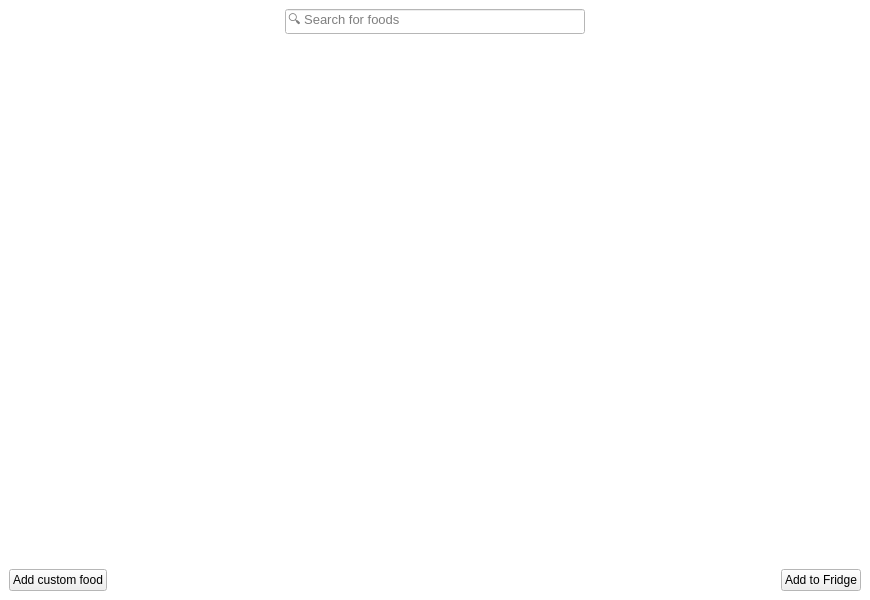
First picture: the form in ui_searchwindow.ui, repository josh-minch/spartan, before the edit.
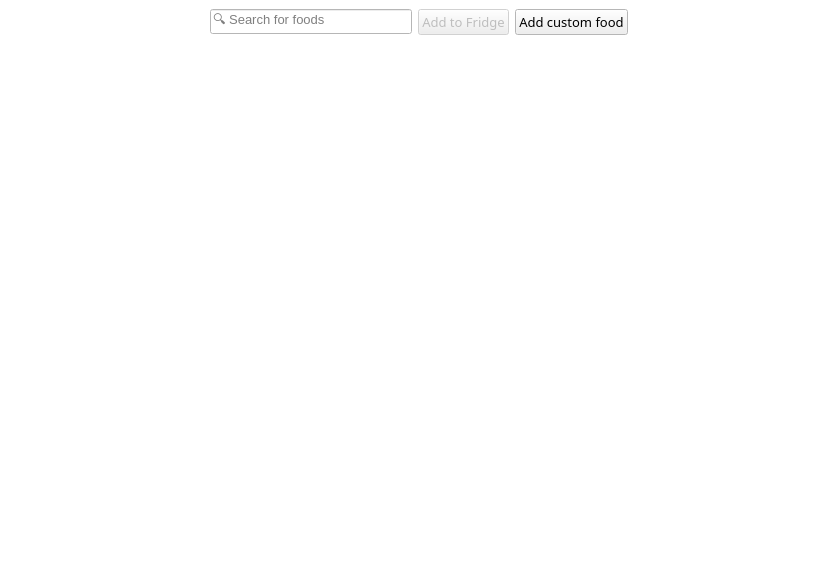
Second picture: the form after the edit. Icons and pictures are not drawn.

Commit message: Fix keyboard support, button toggling

What changed in the file:
```diff
--- a/ui_searchwindow.ui
+++ b/ui_searchwindow.ui
@@ -6,14 +6,14 @@
    <rect>
     <x>0</x>
     <y>0</y>
-    <width>870</width>
-    <height>600</height>
+    <width>838</width>
+    <height>588</height>
    </rect>
   </property>
   <property name="minimumSize">
    <size>
-    <width>870</width>
-    <height>0</height>
+    <width>640</width>
+    <height>480</height>
    </size>
   </property>
   <property name="palette">
@@ -92,10 +92,20 @@
     <item row="0" column="0">
      <layout class="QVBoxLayout" name="search_layout">
       <item>
-       <layout class="QHBoxLayout" name="horizontalLayout_4">
-        <property name="spacing">
-         <number>0</number>
-        </property>
+       <layout class="QHBoxLayout" name="horizontalLayout">
+        <item>
+         <spacer name="horizontalSpacer_4">
+          <property name="orientation">
+           <enum>Qt::Horizontal</enum>
+          </property>
+          <property name="sizeHint" stdset="0">
+           <size>
+            <width>40</width>
+            <height>20</height>
+           </size>
+          </property>
+         </spacer>
+        </item>
         <item>
          <widget class="QLineEdit" name="search_box">
           <property name="sizePolicy">
@@ -133,6 +143,59 @@
           </property>
          </widget>
         </item>
+        <item>
+         <widget class="QPushButton" name="add_to_fridge_btn">
+          <property name="enabled">
+           <bool>false</bool>
+          </property>
+          <property name="font">
+           <font>
+            <family>Segoe UI Semilight</family>
+            <pointsize>10</pointsize>
+           </font>
+          </property>
+          <property name="text">
+           <string>Add to Fridge</string>
+          </property>
+          <property name="icon">
+           <iconset>
+            <normaloff>images/fridge.png</normaloff>images/fridge.png</iconset>
+          </property>
+         </widget>
+        </item>
+        <item>
+         <widget class="QPushButton" name="add_custom_food_btn">
+          <property name="enabled">
+           <bool>true</bool>
+          </property>
+          <property name="font">
+           <font>
+            <family>Segoe UI Semilight</family>
+            <pointsize>10</pointsize>
+           </font>
+          </property>
+          <property name="text">
+           <string>Add custom food</string>
+          </property>
+          <property name="icon">
+           <iconset>
+            <normaloff>images/food.png</normaloff>images/food.png</iconset>
+          </property>
+         </widget>
+        </item>
+        <item>
+         <spacer name="horizontalSpacer_2">
+          <property name="orientation">
+           <enum>Qt::Horizontal</enum>
+          </property>
+          <property name="sizeHint" stdset="0">
+           <size>
+            <width>40</width>
+            <height>20</height>
+           </size>
+          </property>
+         </spacer>
+        </item>
        </layout>
       </item>
       <item>
@@ -236,55 +299,6 @@
         </attribute>
        </widget>
       </item>
-      <item>
-       <layout class="QHBoxLayout" name="horizontalLayout_2">
-        <item>
-         <widget class="QPushButton" name="add_custom_food_btn">
-          <property name="enabled">
-           <bool>true</bool>
-          </property>
-          <property name="font">
-           <font>
-            <family>Segoe UI</family>
-            <pointsize>9</pointsize>
-           </font>
-          </property>
-          <property name="text">
-           <string>Add custom food</string>
-          </property>
-         </widget>
-        </item>
-        <item>
-         <spacer name="horizontalSpacer_4">
-          <property name="orientation">
-           <enum>Qt::Horizontal</enum>
-          </property>
-          <property name="sizeHint" stdset="0">
-           <size>
-            <width>40</width>
-            <height>20</height>
-           </size>
-          </property>
-         </spacer>
-        </item>
-        <item>
-         <widget class="QPushButton" name="add_to_fridge_btn">
-          <property name="enabled">
-           <bool>true</bool>
-          </property>
-          <property name="font">
-           <font>
-            <family>Segoe UI</family>
-            <pointsize>9</pointsize>
-           </font>
-          </property>
-          <property name="text">
-           <string>Add to Fridge</string>
-          </property>
-         </widget>
-        </item>
-       </layout>
-      </item>
      </layout>
     </item>
    </layout>
```
Left out of the diff: 2 changed lines with no effect on the pictures. The commit also changes 10 other files.
